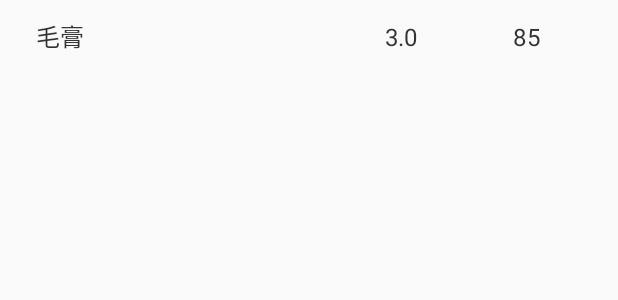
After one commit to AndreamApp/CqueueClient, an Android app: the layout grade_item.xml on its own in the app's theme, with its tools: preview values and no code run, on a phone screen of 412 x 824 dp. The commit adds this screen. Shown: the top 300 px of the screen. Run offline under Robolectric (Android 15) with nearby library versions, the phone set to English and light mode, and no system bars.

Commit message:
Basic GradeActivity, simple and very low

```diff
--- a/app/src/main/AndroidManifest.xml
+++ b/app/src/main/AndroidManifest.xml
@@ -25,6 +25,9 @@
             </intent-filter>
         </activity>
         <activity android:name=".table.TableFragment" />
+        <activity
+            android:label="成绩"
+            android:name=".grade.GradeActivity" />
     </application>
 
 </manifest>
--- a/app/src/main/res/layout/activity_login.xml
+++ b/app/src/main/res/layout/activity_login.xml
@@ -22,7 +22,8 @@
     <ScrollView
         android:id="@+id/login_form"
         android:layout_width="match_parent"
-        android:layout_height="match_parent">
+        android:layout_height="wrap_content"
+        android:layout_gravity="center">
 
         <LinearLayout
             android:layout_width="match_parent"
--- /dev/null
+++ b/app/src/main/res/layout/grade_item.xml
@@ -0,0 +1,41 @@
+<?xml version="1.0" encoding="utf-8"?>
+<LinearLayout xmlns:android="http://schemas.android.com/apk/res/android"
+    android:orientation="horizontal"
+    android:layout_width="match_parent"
+    android:layout_height="wrap_content"
+    android:padding="4dp">
+
+    <TextView
+        android:id="@+id/grade_item_course_name"
+        android:layout_width="0dp"
+        android:layout_height="wrap_content"
+        android:layout_weight="3.0"
+        android:text="毛膏"
+        android:textSize="16sp"
+        android:textColor="#333333"
+        android:padding="8dp"
+        android:layout_marginStart="12dp" />
+
+    <TextView
+        android:id="@+id/grade_item_credit"
+        android:layout_width="0dp"
+        android:layout_height="wrap_content"
+        android:layout_weight="1.0"
+        android:text="3.0"
+        android:textSize="16sp"
+        android:textColor="#333333"
+        android:padding="8dp"
+        android:layout_marginStart="12dp" />
+
+    <TextView
+        android:id="@+id/grade_item_score"
+        android:layout_width="0dp"
+        android:layout_height="wrap_content"
+        android:layout_weight="1.0"
+        android:text="85"
+        android:textSize="16sp"
+        android:textColor="#333333"
+        android:padding="8dp"
+        android:layout_marginStart="12dp" />
+
+</LinearLayout>
```
Also changed, not shown: app/src/main/java/com/andreamapp/cqu/grade/GradeActivity.java (added, +140 -0 lines), app/src/main/java/com/andreamapp/cqu/grade/GradeRepository.java (added, +51 -0 lines), app/src/main/java/com/andreamapp/cqu/grade/GradeViewModel.java (added, +21 -0 lines), app/src/main/java/com/andreamapp/cqu/table/TableFragment.java (+25 -0 lines), app/src/main/res/layout/grade_activity.xml (added, +23 -0 lines), app/src/main/res/menu/main_menu.xml (added, +13 -0 lines).
